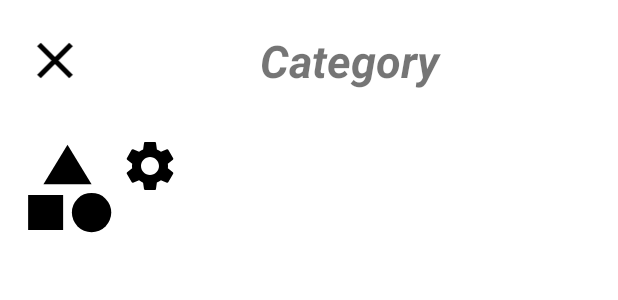
After one commit to GabrielGrobb/opsc7311_part2, an Android app: the layout activity_category.xml on its own in the app's theme, with its tools: preview values and no code run, on a phone screen of 412 x 824 dp. The commit adds this screen. Shown: the top 300 px of the screen. Run offline under Robolectric (Android 15) with nearby library versions, the phone set to English and light mode, and no system bars.

Commit message:
Finished activity_add_category.xml, started work on activity_category.xml (Josh)
Signed-off-by: JoshuaCousins <st10081893@vcconnect.edu.za>

```diff
--- /dev/null
+++ b/app/src/main/res/drawable/default_category.xml
@@ -0,0 +1,7 @@
+<vector android:height="24dp" android:tint="#000000"
+    android:viewportHeight="24" android:viewportWidth="24"
+    android:width="24dp" xmlns:android="http://schemas.android.com/apk/res/android">
+    <path android:fillColor="@android:color/white" android:pathData="M12,2l-5.5,9h11z"/>
+    <path android:fillColor="@android:color/white" android:pathData="M17.5,17.5m-4.5,0a4.5,4.5 0,1 1,9 0a4.5,4.5 0,1 1,-9 0"/>
+    <path android:fillColor="@android:color/white" android:pathData="M3,13.5h8v8H3z"/>
+</vector>
--- /dev/null
+++ b/app/src/main/res/drawable/settings.xml
@@ -0,0 +1,5 @@
+<vector android:height="24dp" android:tint="#000000"
+    android:viewportHeight="24" android:viewportWidth="24"
+    android:width="24dp" xmlns:android="http://schemas.android.com/apk/res/android">
+    <path android:fillColor="@android:color/white" android:pathData="M19.14,12.94c0.04,-0.3 0.06,-0.61 0.06,-0.94c0,-0.32 -0.02,-0.64 -0.07,-0.94l2.03,-1.58c0.18,-0.14 0.23,-0.41 0.12,-0.61l-1.92,-3.32c-0.12,-0.22 -0.37,-0.29 -0.59,-0.22l-2.39,0.96c-0.5,-0.38 -1.03,-0.7 -1.62,-0.94L14.4,2.81c-0.04,-0.24 -0.24,-0.41 -0.48,-0.41h-3.84c-0.24,0 -0.43,0.17 -0.47,0.41L9.25,5.35C8.66,5.59 8.12,5.92 7.63,6.29L5.24,5.33c-0.22,-0.08 -0.47,0 -0.59,0.22L2.74,8.87C2.62,9.08 2.66,9.34 2.86,9.48l2.03,1.58C4.84,11.36 4.8,11.69 4.8,12s0.02,0.64 0.07,0.94l-2.03,1.58c-0.18,0.14 -0.23,0.41 -0.12,0.61l1.92,3.32c0.12,0.22 0.37,0.29 0.59,0.22l2.39,-0.96c0.5,0.38 1.03,0.7 1.62,0.94l0.36,2.54c0.05,0.24 0.24,0.41 0.48,0.41h3.84c0.24,0 0.44,-0.17 0.47,-0.41l0.36,-2.54c0.59,-0.24 1.13,-0.56 1.62,-0.94l2.39,0.96c0.22,0.08 0.47,0 0.59,-0.22l1.92,-3.32c0.12,-0.22 0.07,-0.47 -0.12,-0.61L19.14,12.94zM12,15.6c-1.98,0 -3.6,-1.62 -3.6,-3.6s1.62,-3.6 3.6,-3.6s3.6,1.62 3.6,3.6S13.98,15.6 12,15.6z"/>
+</vector>
--- /dev/null
+++ b/app/src/main/res/layout/activity_category.xml
@@ -0,0 +1,57 @@
+<?xml version="1.0" encoding="utf-8"?>
+<LinearLayout
+    xmlns:android="http://schemas.android.com/apk/res/android"
+    xmlns:app="http://schemas.android.com/apk/res-auto"
+    xmlns:tools="http://schemas.android.com/tools"
+    android:layout_width="match_parent"
+    android:layout_height="match_parent"
+    android:orientation="vertical">
+
+    <LinearLayout
+        android:layout_width="match_parent"
+        android:layout_height="wrap_content"
+        android:orientation="horizontal"
+        android:layout_marginTop="20dp">
+
+        <ImageView
+            android:layout_width="wrap_content"
+            android:layout_height="match_parent"
+            android:layout_weight="1"
+            app:srcCompat="@drawable/close_icon"></ImageView>
+
+        <TextView
+            android:layout_width="wrap_content"
+            android:layout_height="wrap_content"
+            android:layout_marginEnd="20dp"
+            android:text="@string/category_header"
+            android:layout_weight="4"
+            android:textSize="30dp"
+            android:textStyle="italic|bold"
+            android:textAlignment="center"
+            ></TextView>
+
+    </LinearLayout>
+
+    <LinearLayout
+        android:layout_width="match_parent"
+        android:layout_height="wrap_content"
+        android:layout_marginTop="30dp"
+        android:layout_marginLeft="10dp"
+        android:orientation="horizontal">
+
+        <ImageView
+            android:layout_width="70dp"
+            android:layout_height="70dp"
+            app:srcCompat="@drawable/default_category"
+            ></ImageView>
+
+        <ImageView
+            android:layout_width="40dp"
+            android:layout_height="40dp"
+            app:srcCompat="@drawable/settings"
+
+            ></ImageView>
+
+    </LinearLayout>
+
+</LinearLayout>
--- a/app/src/main/res/values/strings.xml
+++ b/app/src/main/res/values/strings.xml
@@ -27,5 +27,8 @@
     --Add Category Page
     <string name="add_category_icon">Add Category Icon?</string>
     <string name="add_category">Add Category</string>
-
+    <string name="add_category_colour">Add Category Color</string>
+    <string name="category_name">Category Name...</string>
+    --Category Page
+    <string name="category_header">Category</string>
 </resources>
```
Also changed, not shown: app/src/main/res/drawable/color_picker.xml (added, +18 -0 lines), app/src/main/res/layout/activity_add_category.xml (+129 -3 lines).
